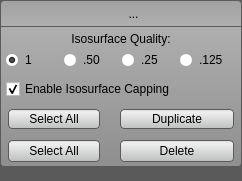
The window that src/Interface/Application/GroupButtonMenu.ui (SCIInstitute/Seg3D) describes before a commit, drawn with Qt 5.
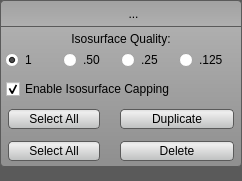
The same window after the commit. Icons and pictures are not drawn.

Commit message: Fixed the qcolordialog bug in the measurement tool where it started partially off the screen.

Patch:
```diff
--- a/src/Interface/Application/GroupButtonMenu.ui
+++ b/src/Interface/Application/GroupButtonMenu.ui
@@ -558,12 +558,6 @@
             </property>
             <item>
              <widget class="QPushButton" name="select_all_button_">
-              <property name="minimumSize">
-               <size>
-                <width>0</width>
-                <height>30</height>
-               </size>
-              </property>
               <property name="maximumSize">
                <size>
                 <width>100</width>
@@ -583,12 +577,6 @@
             </item>
             <item>
              <widget class="QPushButton" name="delete_button_">
-              <property name="minimumSize">
-               <size>
-                <width>0</width>
-                <height>30</height>
-               </size>
-              </property>
               <property name="text">
                <string>Delete</string>
               </property>
```
The commit also changes 5 other files.
